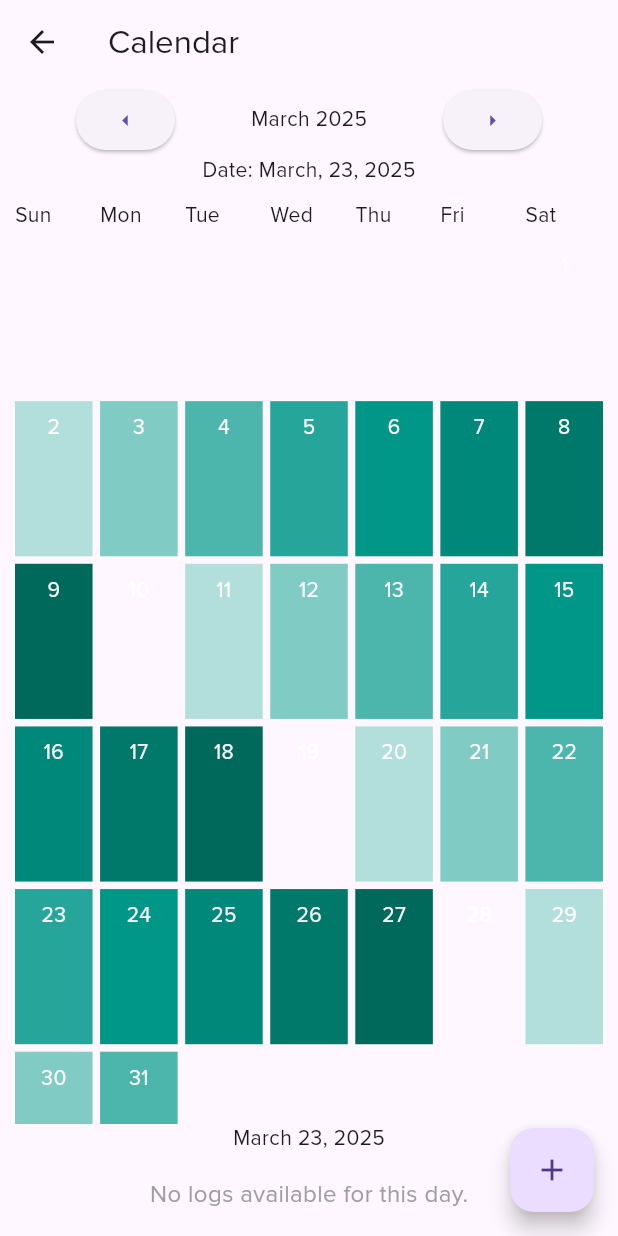
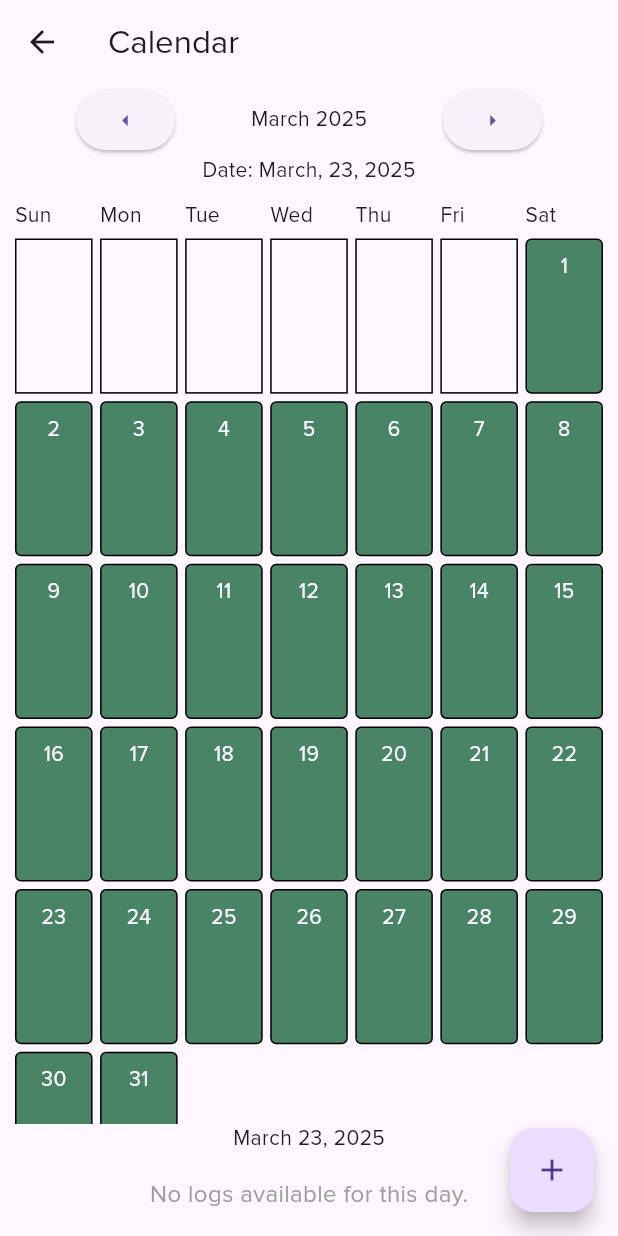
Before and after one commit to maureensanchez99/financial_awareness, a Flutter app: the Calendar screen opened directly, on a phone screen of 412 x 824 dp. Run offline on Flutter 3.47's test engine with Material 3 defaults, Android fonts, the phone set to English and light mode, and no system bars; our stand-ins replace shared_preferences; accounts and stored records are empty.

Commit message:
calendar format hotfix

```diff
--- a/lib/pages/calendar.dart
+++ b/lib/pages/calendar.dart
@@ -222,7 +222,11 @@ class _CalendarState extends State<Calendar> {
             childAspectRatio: 1 / 2,
             children: List.generate(getMonthStartDay() + getDays(), (index) {
               if (index < getMonthStartDay()) {
-                  return Container();
+                return Container(
+                   decoration: BoxDecoration(
+                    border: Border.all(color: Colors.black, width: 1), // Add a border for empty cells
+                    ),
+                );
               } else {
                 DateTime currentDate = DateTime(year, monthIndex + 1, index - getMonthStartDay() + 1);
                 return GestureDetector(
@@ -233,7 +237,13 @@ class _CalendarState extends State<Calendar> {
                   },
                   child: Container(
                     padding: const EdgeInsets.all(8),
-                      color: Colors.teal[((index - getMonthStartDay()) % 9) * 100],
+                    //color: Colors.teal[((index - getMonthStartDay()) % 9) * 100],
+                    //color: Colors.teal[10],
+                     decoration: BoxDecoration(
+                     color: Color(0xFF498467),
+                     border: Border.all(color: Colors.black, width: 1), // Add a border around each day
+                     borderRadius: BorderRadius.circular(4), // Optional: rounded corners for the boxes
+                    ),
                     child: Center(
                       child: Column(
                         children: [
```
Lines whose indentation alone changed are shown as unchanged.
